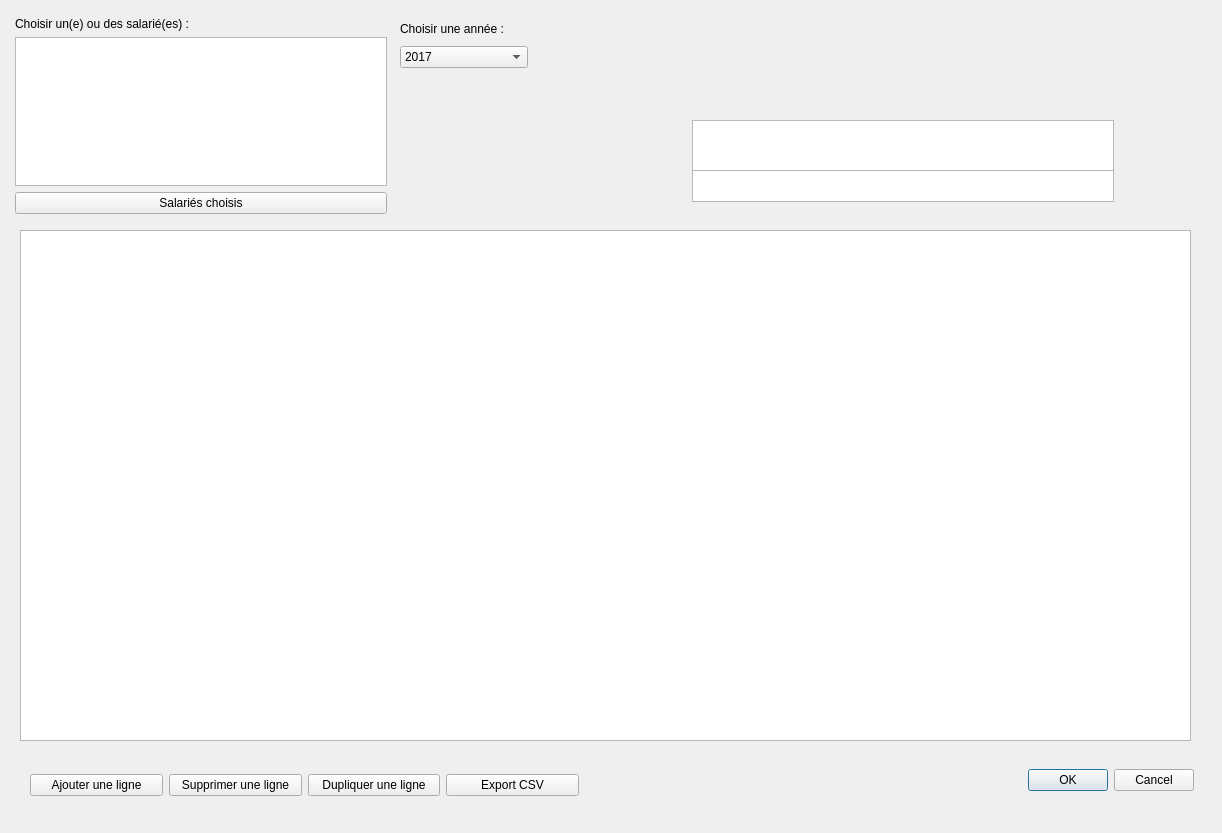
Qt form ui_bdsuivis_dialog.ui (VincentD/bdtravaux) before a commit.
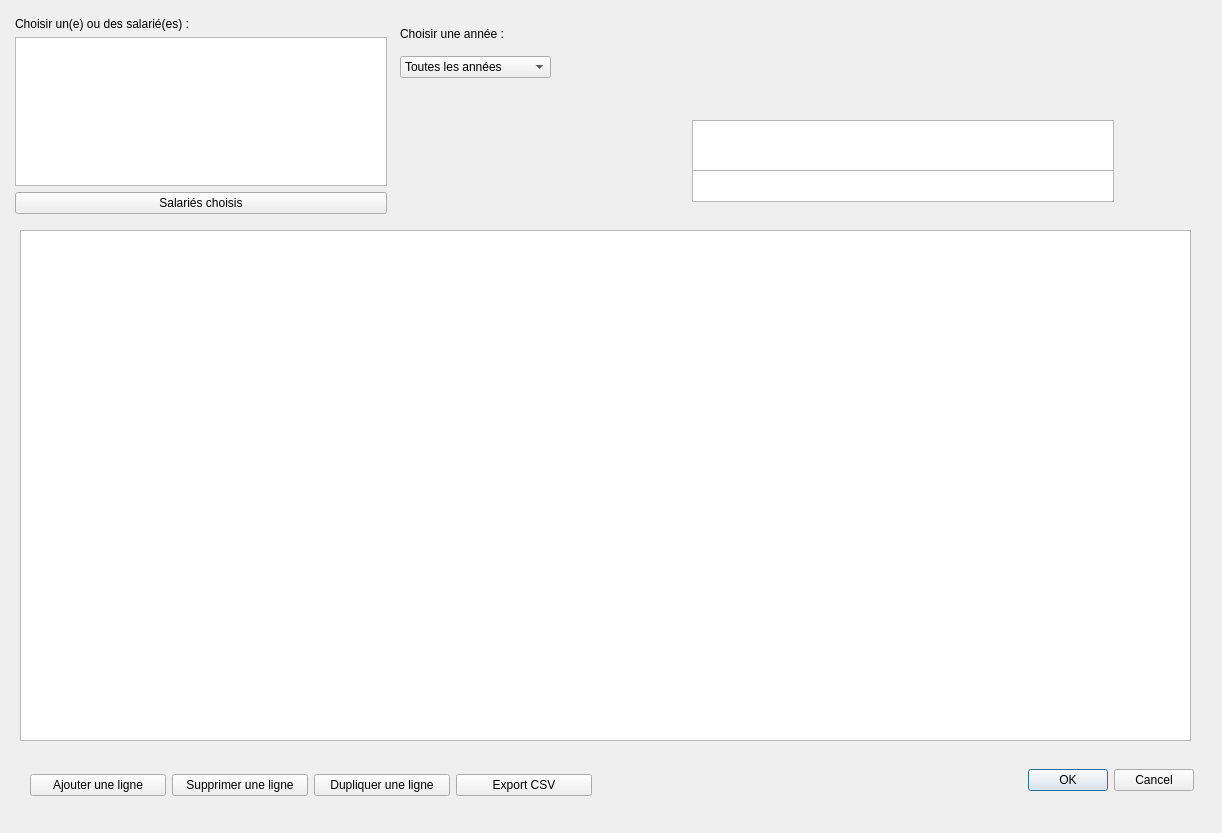
The same form after that commit.

```diff
--- a/ui_bdsuivis_dialog.ui
+++ b/ui_bdsuivis_dialog.ui
@@ -89,7 +89,7 @@
     <rect>
      <x>30</x>
      <y>760</y>
-     <width>549</width>
+     <width>562</width>
      <height>51</height>
     </rect>
    </property>
@@ -124,13 +124,13 @@
     </item>
    </layout>
   </widget>
-  <widget class="QWidget" name="">
+  <widget class="QWidget" name="layoutWidget">
    <property name="geometry">
     <rect>
      <x>400</x>
      <y>17</y>
-     <width>128</width>
-     <height>51</height>
+     <width>151</width>
+     <height>61</height>
     </rect>
    </property>
    <layout class="QVBoxLayout" name="verticalLayout_2">
@@ -144,8 +144,13 @@
     <item>
      <widget class="QComboBox" name="cbx_channee">
       <property name="currentIndex">
-       <number>7</number>
+       <number>0</number>
       </property>
+      <item>
+       <property name="text">
+        <string>Toutes les années</string>
+       </property>
+      </item>
       <item>
        <property name="text">
         <string>2010</string>
@@ -230,7 +235,7 @@
     </item>
    </layout>
   </widget>
-  <widget class="QWidget" name="">
+  <widget class="QWidget" name="layoutWidget">
    <property name="geometry">
     <rect>
      <x>15</x>
```
